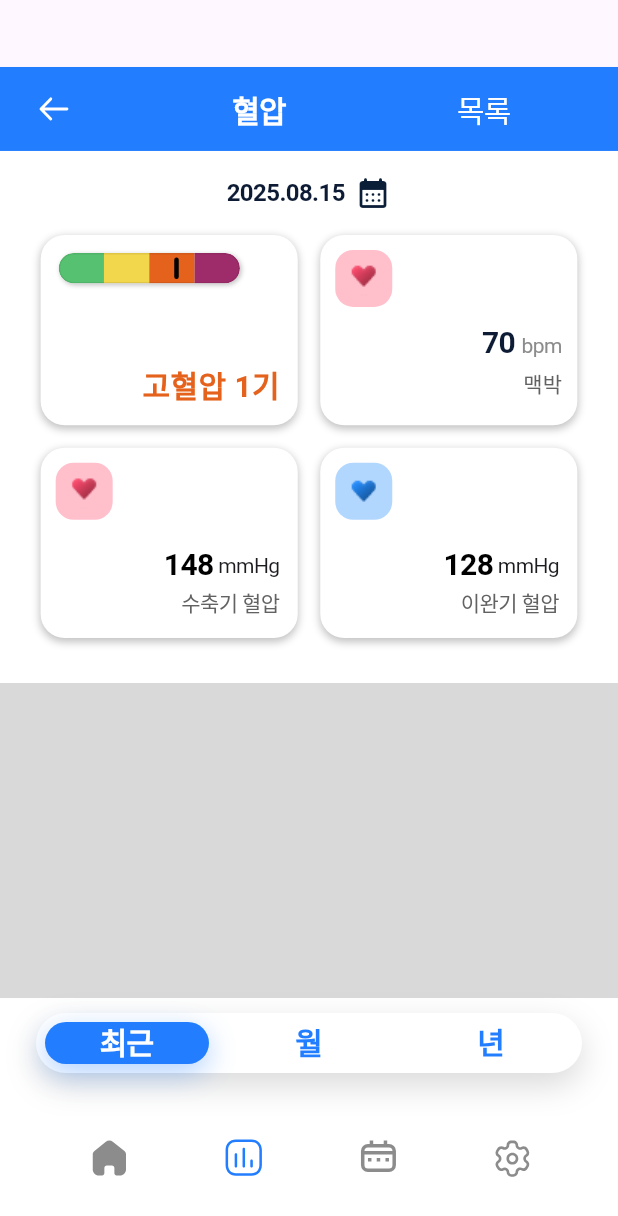
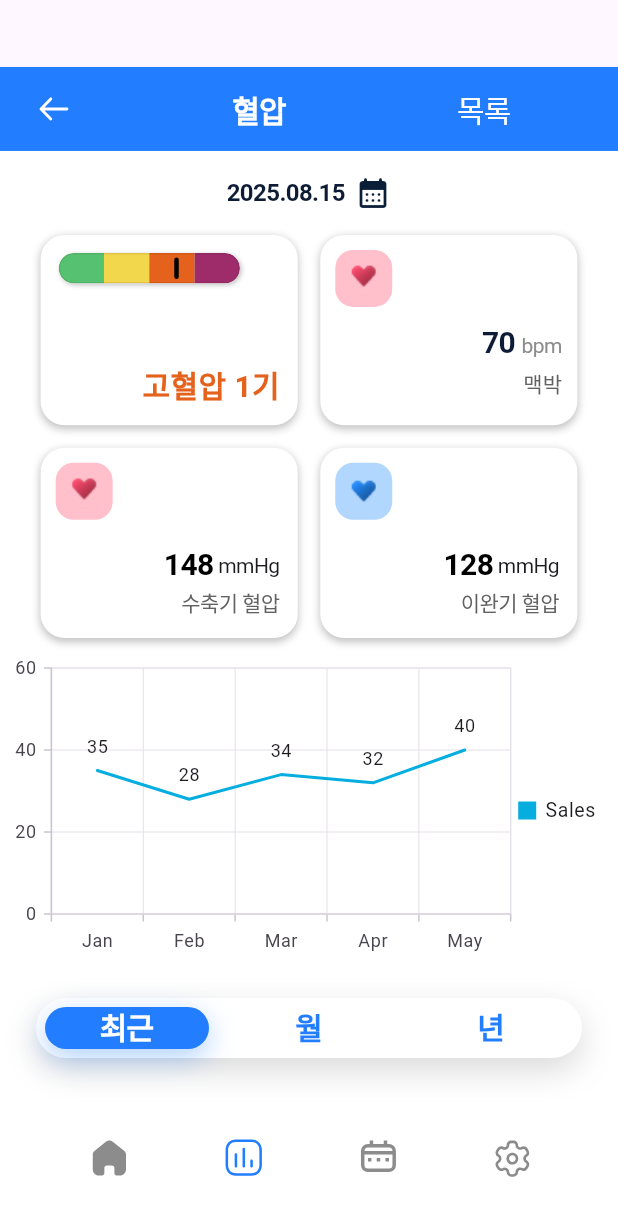
Before and after one commit to novellink-leedaeseung/novel_app, a Flutter app: the BloodPressureInfo screen opened by its route, on a phone screen of 412 x 824 dp. Shown: the top 1216 px of the screen. Run offline on Flutter 3.47's test engine with Material 3 defaults, Android fonts, the phone set to English and light mode, and no system bars; our stand-ins replace flutter_screenutil, flutter_svg, go_router, syncfusion_flutter_charts; Roboto replaces fonts that are missing (Pretendard); project files that could hold a hidden picture were left out.

Commit message:
혈압 페이지 그래프 틀만 잡았음

```diff
--- a/lib/component/graph_section_widget.dart
+++ b/lib/component/graph_section_widget.dart
@@ -1,18 +1,56 @@
 // lib/screen/bp/graph_section.dart
 import 'package:flutter/material.dart';
 import 'package:novel/primary-color.dart';
+import 'package:syncfusion_flutter_charts/charts.dart';
+import 'package:syncfusion_flutter_charts/sparkcharts.dart';
+
+class _SalesData {
+  _SalesData(this.year, this.sales);
+  final String year;
+  final double sales;
+}
+
+final List<_SalesData> data = [
+  _SalesData('Jan', 35),
+  _SalesData('Feb', 28),
+  _SalesData('Mar', 34),
+  _SalesData('Apr', 32),
+  _SalesData('May', 40),
+];
+
 
 class GraphSection extends StatelessWidget {
   const GraphSection({super.key});
 
   @override
   Widget build(BuildContext context) {
-    return Padding(
-      padding: const EdgeInsets.only(top: 30),
-      child: SizedBox(
-        width: double.infinity,
-        height: 210,
-        child: ColoredBox(color: PrimaryColor.cloudyGray),
+    return Container(
+      margin: EdgeInsets.only(top: 10),
+      height: 210,
+      color: Colors.white, // 배경색
+      child: SafeArea(
+        child: Column(
+          children: [
+            // Cartesian 차트
+            Expanded(
+              child: SfCartesianChart(
+                primaryXAxis: CategoryAxis(),
+                legend: Legend(isVisible: true),
+                tooltipBehavior: TooltipBehavior(enable: true),
+                series: <CartesianSeries<_SalesData, String>>[
+                  LineSeries<_SalesData, String>(
+                    dataSource: data,
+                    xValueMapper: (s, _) => s.year,
+                    yValueMapper: (s, _) => s.sales,
+                    name: 'Sales',
+                    dataLabelSettings: const DataLabelSettings(isVisible: true),
+                  ),
+                ],
+              ),
+            ),
+
+          ],
+        ),
       ),
     );
   }
--- a/lib/screen/blood-pressure-info.dart
+++ b/lib/screen/blood-pressure-info.dart
@@ -69,6 +69,7 @@ class _BloodPressureInfoState extends State<BloodPressureInfo> {
 
                   // 구간 선택(최근/월/년) 자리
                   Container(
+                    margin: EdgeInsets.only(top: 10),
                     width: double.infinity,
                     height: 60,
                     color: Colors.white,
--- a/pubspec.yaml
+++ b/pubspec.yaml
@@ -47,7 +47,10 @@ dev_dependencies:
   # package. See that file for information about deactivating specific lint
   # rules and activating additional ones.
   flutter_lints: ^5.0.0
+  # 피그마 디자인 해상도
   flutter_screenutil: ^5.9.3
+  # 차트
+  syncfusion_flutter_charts: ^30.2.7
 
 # For information on the generic Dart part of this file, see the
 # following page: https://dart.dev/tools/pub/pubspec
```
Also changed, not shown: pubspec.lock.
